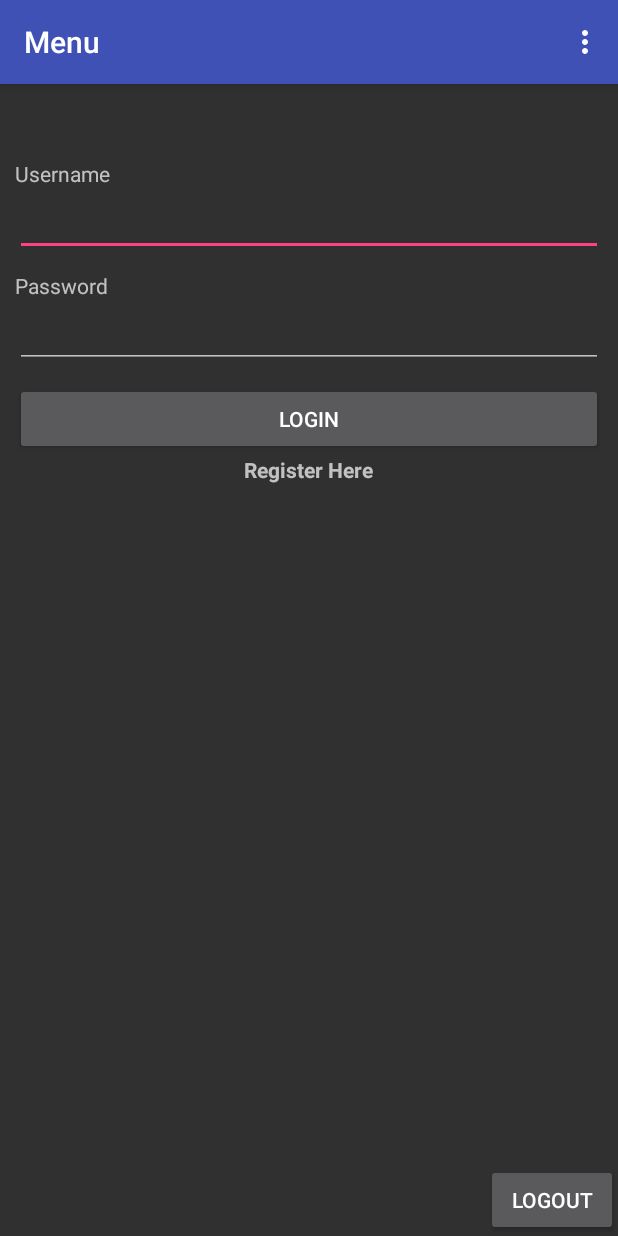
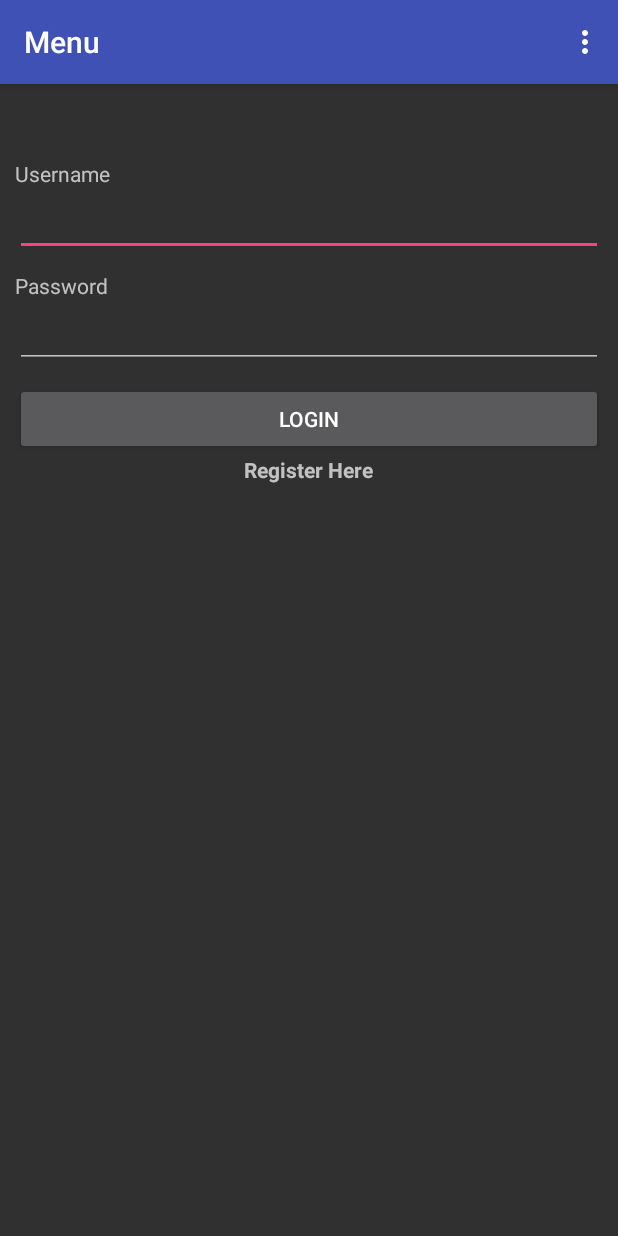
Before and after one commit to Team-NoName/MovieHub, an Android app: the screen it shows after launch (MainActivity), on a phone screen of 412 x 824 dp. Run offline under Robolectric (Android 15) with nearby library versions, the phone set to English and light mode, and no system bars; libraries missing offline, so code that uses them is left out: com.orm, com.orm.query; 17 statements that could not run were skipped.

Commit message:
login register and logout are already implemented

```diff
--- a/MovieHub/app/src/main/java/info/noname/moviehub/activities/BasicActivity.java
+++ b/MovieHub/app/src/main/java/info/noname/moviehub/activities/BasicActivity.java
@@ -1,15 +1,18 @@
 package info.noname.moviehub.activities;
 
 import android.content.Context;
+import android.content.Intent;
 import android.os.Bundle;
 import android.support.annotation.Nullable;
 import android.support.v7.app.AppCompatActivity;
 import android.support.v7.widget.Toolbar;
 import android.view.Menu;
 import android.view.MenuItem;
-import android.widget.Toast;
 
+import info.noname.moviehub.AlertDialogManager;
 import info.noname.moviehub.R;
+import info.noname.moviehub.UserLocalStore;
+import info.noname.moviehub.fragments.LoginFragmentManager;
 
 /**
  * Created by AKamenov on 10/13/2016.
@@ -19,6 +22,12 @@ public class BasicActivity extends AppCompatActivity {
 
     private final Context mCtx = this;
 
+    public UserLocalStore userLocalStore;
+
+    public AlertDialogManager dialogManager;
+
+    private LoginFragmentManager mLoginManager = new LoginFragmentManager();
+
     @Override
     protected void onCreate(@Nullable Bundle savedInstanceState) {
         super.onCreate(savedInstanceState);
@@ -27,6 +36,9 @@ public class BasicActivity extends AppCompatActivity {
         Toolbar toolbar = (Toolbar) findViewById(R.id.toolbar);
         setSupportActionBar(toolbar);
         this.setTitle(getString(R.string.menu));
+
+        this.userLocalStore = new UserLocalStore(this);
+        this.dialogManager = new AlertDialogManager();
     }
 
     @Override
@@ -40,8 +52,13 @@ public class BasicActivity extends AppCompatActivity {
     public boolean onOptionsItemSelected(MenuItem item) {
 
         int id = item.getItemId();
-        if (id == R.id.action_settings) {
-            Toast.makeText(this.mCtx, "Settings", Toast.LENGTH_LONG).show();
+        if (id == R.id.action_logout) {
+            this.userLocalStore.setUserLoggedIn(false);
+            this.userLocalStore.clearUserData();
+
+            Intent intent = new Intent(BasicActivity.this, MainActivity.class);
+
+            startActivity(intent);
             return true;
         }
 
--- a/MovieHub/app/src/main/java/info/noname/moviehub/activities/MainActivity.java
+++ b/MovieHub/app/src/main/java/info/noname/moviehub/activities/MainActivity.java
@@ -2,23 +2,15 @@ package info.noname.moviehub.activities;
 
 import android.content.Context;
 import android.os.Bundle;
-import android.view.View;
-import android.widget.Button;
 
-import info.noname.moviehub.AlertDialogManager;
 import info.noname.moviehub.R;
-import info.noname.moviehub.UserLocalStore;
 import info.noname.moviehub.fragments.LoginFragmentManager;
 import info.noname.moviehub.models.User;
 
-public class MainActivity extends BasicActivity implements View.OnClickListener{
+public class MainActivity extends BasicActivity {
     public final Context mCtx = this;
 
-    private AlertDialogManager mDialogManager;
 
-    private Button mGoToLogin;
-
-    private UserLocalStore mUserLocalStore;
 
     private LoginFragmentManager mLoginManager = new LoginFragmentManager();
 
@@ -28,6 +20,7 @@ public class MainActivity extends BasicActivity implements View.OnClickListener{
 
         User getAuthenticatedUser = this.authenticate();
         if (getAuthenticatedUser == null) {
+
             getFragmentManager().beginTransaction().replace(R.id.fragment_content, this.mLoginManager).commit();
         }
     }
@@ -35,24 +28,17 @@ public class MainActivity extends BasicActivity implements View.OnClickListener{
     @Override
     protected void onCreate(Bundle savedInstanceState) {
         super.onCreate(savedInstanceState);
-
-        mDialogManager = new AlertDialogManager();
-        mGoToLogin = (Button) findViewById(R.id.logout_button);
-
-        mGoToLogin.setOnClickListener(this);
-
-        this.mUserLocalStore = new UserLocalStore(this);
     }
 
-    @Override
-    public void onClick(View v) {
-        if (v.getId() == R.id.logout_button) {
-            this.mUserLocalStore.clearUserData();
-            this.mUserLocalStore.setUserLoggedIn(false);
-        }
-    }
-
+//    @Override
+//    public void onClick(View v) {
+//        if (v.getId() == R.id.logout_button) {
+//            this.mUserLocalStore.clearUserData();
+//            this.mUserLocalStore.setUserLoggedIn(false);
+//        }
+//    }
+//
     private User authenticate() {
-        return this.mUserLocalStore.getLoggedInUser();
+        return this.userLocalStore.getLoggedInUser();
     }
 }
--- a/MovieHub/app/src/main/res/layout/activity_main.xml
+++ b/MovieHub/app/src/main/res/layout/activity_main.xml
@@ -23,12 +23,4 @@
 
     <include layout="@layout/content_main" />
 
-    <Button
-        android:id="@+id/logout_button"
-        android:text="@string/logout"
-        android:layout_width="wrap_content"
-        android:layout_height="wrap_content"
-        app:layout_anchorGravity="top|left"
-        android:layout_gravity="bottom|right" />
-
 </android.support.design.widget.CoordinatorLayout>
--- a/MovieHub/app/src/main/res/menu/menu_main.xml
+++ b/MovieHub/app/src/main/res/menu/menu_main.xml
@@ -3,8 +3,13 @@
     xmlns:tools="http://schemas.android.com/tools"
     tools:context="info.noname.moviehub.activities.MainActivity">
     <item
-        android:id="@+id/action_settings"
+        android:id="@+id/action_user_detials"
         android:orderInCategory="100"
-        android:title="@string/action_settings"
+        android:title="@string/user_details"
+        app:showAsAction="never" />
+    <item
+        android:id="@+id/action_logout"
+        android:orderInCategory="100"
+        android:title="@string/logout_menu_item"
         app:showAsAction="never" />
 </menu>
--- a/MovieHub/app/src/main/res/values/strings.xml
+++ b/MovieHub/app/src/main/res/values/strings.xml
@@ -16,4 +16,6 @@
     <string name="category">Category: %1$s</string>
     <string name="actors">Actors: %1$s</string>
     <string name="description">Description: %1$s</string>
+    <string name="user_details">User details</string>
+    <string name="logout_menu_item">Logout</string>
 </resources>
```
